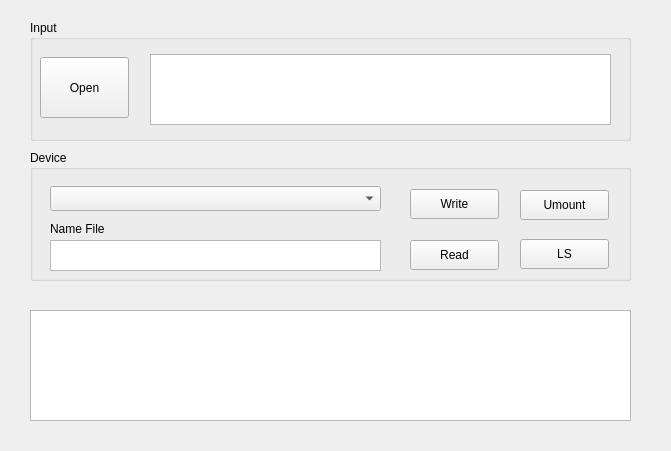
The window that dd.ui (stamhoffman/shellDD) describes before a commit, drawn with Qt 5.
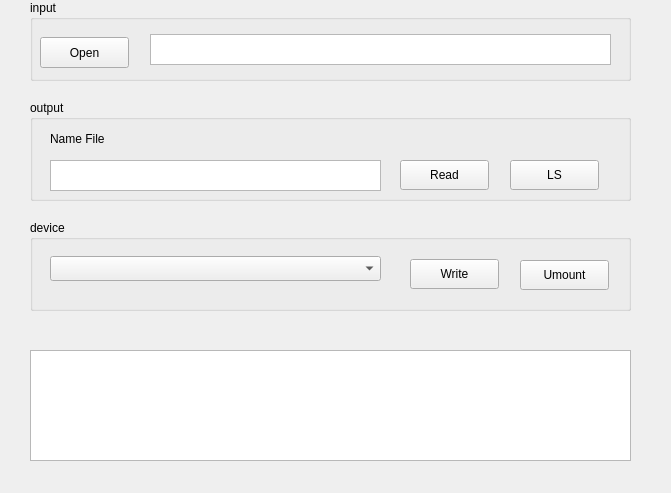
The same window after the commit.

Commit message: Добавлено освобождение памяти изменена форма

What changed in the file:
```diff
--- a/dd.ui
+++ b/dd.ui
@@ -7,7 +7,7 @@
     <x>0</x>
     <y>0</y>
     <width>671</width>
-    <height>451</height>
+    <height>493</height>
    </rect>
   </property>
   <property name="windowTitle">
@@ -18,13 +18,13 @@
     <property name="geometry">
      <rect>
       <x>30</x>
-      <y>20</y>
+      <y>0</y>
       <width>601</width>
-      <height>121</height>
+      <height>81</height>
      </rect>
     </property>
     <property name="title">
-     <string>Input</string>
+     <string>input</string>
     </property>
     <widget class="QPushButton" name="pushButton_3">
      <property name="geometry">
@@ -32,7 +32,7 @@
        <x>10</x>
        <y>37</y>
        <width>89</width>
-       <height>61</height>
+       <height>31</height>
       </rect>
      </property>
      <property name="text">
@@ -45,7 +45,7 @@
        <x>120</x>
        <y>34</y>
        <width>461</width>
-       <height>71</height>
+       <height>31</height>
       </rect>
      </property>
     </widget>
@@ -54,13 +54,13 @@
     <property name="geometry">
      <rect>
       <x>30</x>
-      <y>150</y>
+      <y>220</y>
       <width>601</width>
-      <height>131</height>
+      <height>91</height>
      </rect>
     </property>
     <property name="title">
-     <string>Device</string>
+     <string>device</string>
     </property>
     <widget class="QComboBox" name="inputDev">
      <property name="geometry">
@@ -72,19 +72,6 @@
       </rect>
      </property>
     </widget>
-    <widget class="QPushButton" name="pushButton">
-     <property name="geometry">
-      <rect>
-       <x>380</x>
-       <y>90</y>
-       <width>89</width>
-       <height>30</height>
-      </rect>
-     </property>
-     <property name="text">
-      <string>Read</string>
-     </property>
-    </widget>
     <widget class="QPushButton" name="pushButton_2">
      <property name="geometry">
       <rect>
@@ -98,11 +85,57 @@
       <string>Write</string>
      </property>
     </widget>
+    <widget class="QPushButton" name="pushButton_4">
+     <property name="geometry">
+      <rect>
+       <x>490</x>
+       <y>40</y>
+       <width>89</width>
+       <height>30</height>
+      </rect>
+     </property>
+     <property name="text">
+      <string>Umount</string>
+     </property>
+    </widget>
+   </widget>
+   <widget class="QTextBrowser" name="log">
+    <property name="geometry">
+     <rect>
+      <x>30</x>
+      <y>350</y>
+      <width>601</width>
+      <height>111</height>
+     </rect>
+    </property>
+   </widget>
+   <widget class="QGroupBox" name="groupBox_3">
+    <property name="geometry">
+     <rect>
+      <x>30</x>
+      <y>100</y>
+      <width>601</width>
+      <height>101</height>
+     </rect>
+    </property>
+    <property name="title">
+     <string>output</string>
+    </property>
+    <widget class="QTextEdit" name="name_out_file">
+     <property name="geometry">
+      <rect>
+       <x>20</x>
+       <y>60</y>
+       <width>331</width>
+       <height>31</height>
+      </rect>
+     </property>
+    </widget>
     <widget class="QLabel" name="label">
      <property name="geometry">
       <rect>
        <x>20</x>
-       <y>70</y>
+       <y>30</y>
        <width>67</width>
        <height>17</height>
       </rect>
@@ -111,24 +144,24 @@
       <string>Name File</string>
      </property>
     </widget>
-    <widget class="QPushButton" name="pushButton_4">
+    <widget class="QPushButton" name="pushButton">
      <property name="geometry">
       <rect>
-       <x>490</x>
-       <y>40</y>
+       <x>370</x>
+       <y>60</y>
        <width>89</width>
        <height>30</height>
       </rect>
      </property>
      <property name="text">
-      <string>Umount</string>
+      <string>Read</string>
      </property>
     </widget>
     <widget class="QPushButton" name="pushButton_5">
      <property name="geometry">
       <rect>
-       <x>490</x>
-       <y>89</y>
+       <x>480</x>
+       <y>60</y>
        <width>89</width>
        <height>30</height>
       </rect>
@@ -137,26 +170,6 @@
       <string>LS</string>
      </property>
     </widget>
-    <widget class="QTextEdit" name="name_out_file">
-     <property name="geometry">
-      <rect>
-       <x>20</x>
-       <y>90</y>
-       <width>331</width>
-       <height>31</height>
-      </rect>
-     </property>
-    </widget>
-   </widget>
-   <widget class="QTextBrowser" name="log">
-    <property name="geometry">
-     <rect>
-      <x>30</x>
-      <y>310</y>
-      <width>601</width>
-      <height>111</height>
-     </rect>
-    </property>
    </widget>
   </widget>
  </widget>
```
The commit also changes 2 other files.
